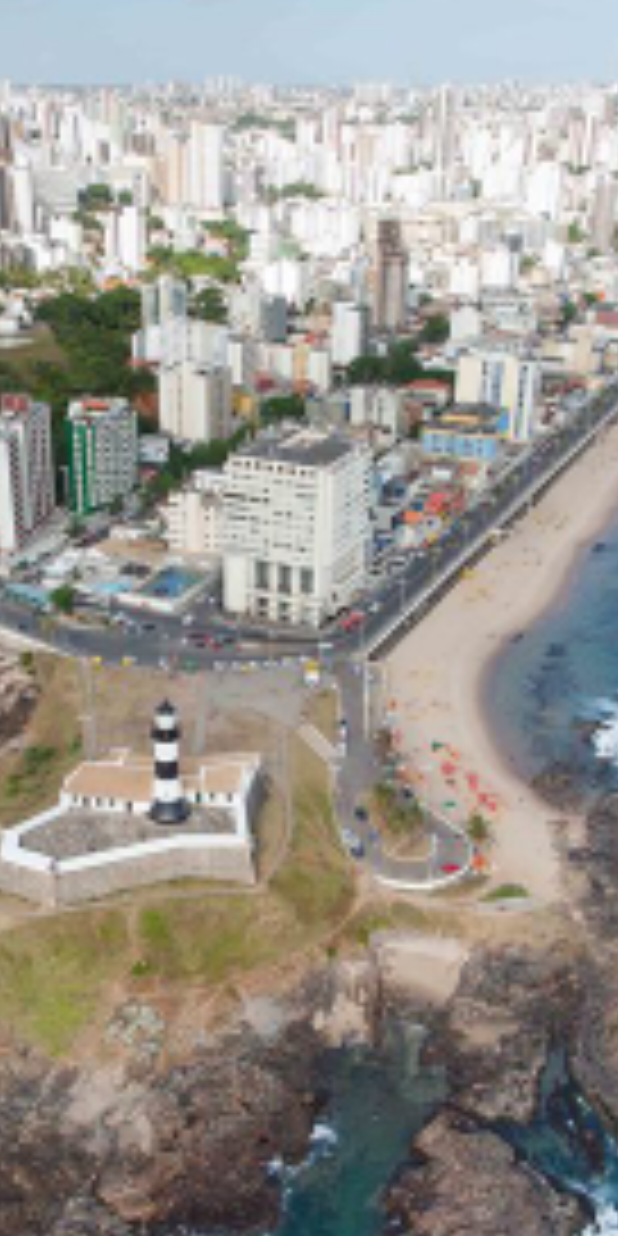
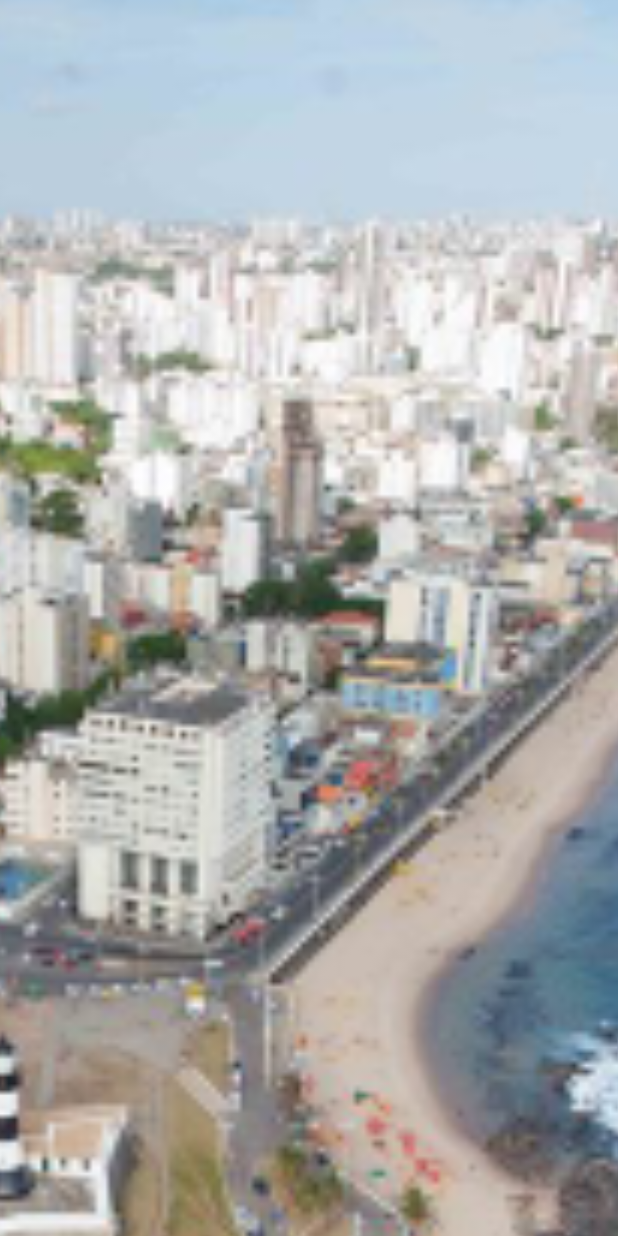
Before and after one commit to flavioarfaria/KenBurnsView, an Android app: the layout main.xml on its own in the app's theme, with its tools: preview values and no code run, on a phone screen of 412 x 824 dp. Run offline under Robolectric (Android 15) with nearby library versions, the phone set to English and light mode, and no system bars.

Commit message:
Effect now covers the whole image, not only the viewport.

```diff
--- a/library/src/main/java/com/flaviofaria/kenburnsview/KenBurnsView.java
+++ b/library/src/main/java/com/flaviofaria/kenburnsview/KenBurnsView.java
@@ -128,39 +128,24 @@ public class KenBurnsView extends ImageView {
                     mElapsedTime += System.currentTimeMillis() - mLastFrameTime;
                     RectF currentRect = mCurrentTrans.getInterpolatedRect(mElapsedTime);
 
-                    float currentRectRatio = Rects.getRectRatio(currentRect);
-                    float drawableRectRatio = Rects.getRectRatio(mDrawableRect);
+                    float widthScale = mDrawableRect.width() / currentRect.width();
+                    float heightScale = mDrawableRect.height() / currentRect.height();
+                    // Scale to make the current rect match the smallest drawable dimension.
+                    float currRectToDrwScale = Math.min(widthScale, heightScale);
+                    // Scale to make the current rect match the viewport bounds.
+                    float currRectToVpScale = mViewportRect.width() / currentRect.width();
+                    // Combines the two scales to fill the viewport with the current rect.
+                    float totalScale = currRectToDrwScale * currRectToVpScale;
 
-                    // Scale factor that fits the drawable into the viewport.
-                    float drwToVpScale;
-                    /* Scale factor that fulfils the viewport
-                       with the content inside the current rect. */
-                    float currRectToVpScale;
-                    /* Scale factor that makes the image appear center-cropped
-                       inside the current rect (if enabled). */
-                    float centerCropScale;
-
-                    if (drawableRectRatio > currentRectRatio) {
-                        drwToVpScale = mViewportRect.width() / mDrawableRect.width();
-                        currRectToVpScale = mViewportRect.width() / currentRect.width();
-                        // Image height after being resized to fit viewport.
-                        float drwToVpHeight = mDrawableRect.height() * drwToVpScale;
-                        centerCropScale = mViewportRect.height() / drwToVpHeight;
-                    } else {
-                        drwToVpScale = mViewportRect.height() / mDrawableRect.height();
-                        currRectToVpScale = mViewportRect.height() / currentRect.height();
-                        // Image width after being resized to fit viewport.
-                        float drwToVpWidth = mDrawableRect.width() * drwToVpScale;
-                        centerCropScale = mViewportRect.width() / drwToVpWidth;
-                    }
-                    currRectToVpScale *= drwToVpScale * centerCropScale;
+                    float translX = totalScale * (mDrawableRect.centerX() - currentRect.left);
+                    float translY = totalScale * (mDrawableRect.centerY() - currentRect.top);
 
                     /* Performs matrix transformations to fit the content
                        of the current rect into the entire view. */
                     mMatrix.reset();
-                    mMatrix.postTranslate(-d.getIntrinsicWidth() / 2, -d.getIntrinsicHeight() / 2);
-                    mMatrix.postScale(currRectToVpScale, currRectToVpScale);
-                    mMatrix.postTranslate(currentRect.centerX(), currentRect.centerY());
+                    mMatrix.postTranslate(-mDrawableRect.width() / 2, -mDrawableRect.height() / 2);
+                    mMatrix.postScale(totalScale, totalScale);
+                    mMatrix.postTranslate(translX, translY);
 
                     setImageMatrix(mMatrix);
                     postInvalidateDelayed(FRAME_DELAY);
--- a/library/src/main/java/com/flaviofaria/kenburnsview/RandomTransitionGenerator.java
+++ b/library/src/main/java/com/flaviofaria/kenburnsview/RandomTransitionGenerator.java
@@ -16,6 +16,7 @@
 package com.flaviofaria.kenburnsview;
 
 import android.graphics.RectF;
+import android.graphics.drawable.Drawable;
 import android.view.animation.Interpolator;
 import android.view.animation.AccelerateDecelerateInterpolator;
 
@@ -65,17 +66,38 @@ public class RandomTransitionGenerator implements TransitionGenerator {
 
 
     /**
-     * Generates a random rect in as scale that varies between
-     * {@link #MIN_RECT_FACTOR} and 1. This scale is relative to {@code viewPortRect} and
-     * will be 1 when {@code viewPortRect} and the generated rect are exactly the same dimensions.
-     * @return an arbitrary generated rect smaller or equals than {@code viewportRect}.
+     * Generates a random rect in a scale relative to {@code viewportRect} that varies between
+     * {@link #MIN_RECT_FACTOR} and 1. The generated rect will be used to delimit the area
+     * of a {@link Drawable} to be zoomed and panned.
+     * @param viewportRect the bounds of the view in which the drawable will be shown.
+     *                     This is needed to generate a random rect with the same
+     *                     aspect ratio of it.
+     * @param drawableBounds the bounds of the drawable that will be zoomed and panned.
+     * @return an arbitrary generated rect with the same aspect ratio of {@code viewportRect}
+     * that will be contained in {@code drawableBounds}.
      */
     private RectF generateRandomRect(RectF viewportRect, RectF drawableBounds) {
+        RectF intersection = new RectF(viewportRect);
+        intersection.intersect(drawableBounds);
+
+        float viewportRectRatio = Rects.getRectRatio(viewportRect);
+        float intersectionRatio = Rects.getRectRatio(intersection);
+        RectF maxCrop;
+
+        if (intersectionRatio > viewportRectRatio) {
+            int r = (int) ((intersection.height() / viewportRect.height()) * viewportRect.width());
+            maxCrop = new RectF(0, 0, r, intersection.height());
+        } else {
+            int b = (int) ((intersection.width() / viewportRect.width()) * viewportRect.height());
+            maxCrop = new RectF(0, 0, intersection.width(), b);
+        }
+
         float factor = MIN_RECT_FACTOR + (mRandom.nextFloat() / 2);
-        float width = factor * viewportRect.width();
-        float height = factor * viewportRect.height();
-        int widthDiff = (int) (viewportRect.width() - width);
-        int heightDiff = (int) (viewportRect.height() - height);
+
+        float width = factor * maxCrop.width();
+        float height = factor * maxCrop.height();
+        int widthDiff = (int) (drawableBounds.width() - width);
+        int heightDiff = (int) (drawableBounds.height() - height);
         int left = widthDiff > 0 ? mRandom.nextInt(widthDiff) : 0;
         int top = heightDiff > 0 ? mRandom.nextInt(heightDiff) : 0;
         return new RectF(left, top, left + width, top + height);
```
